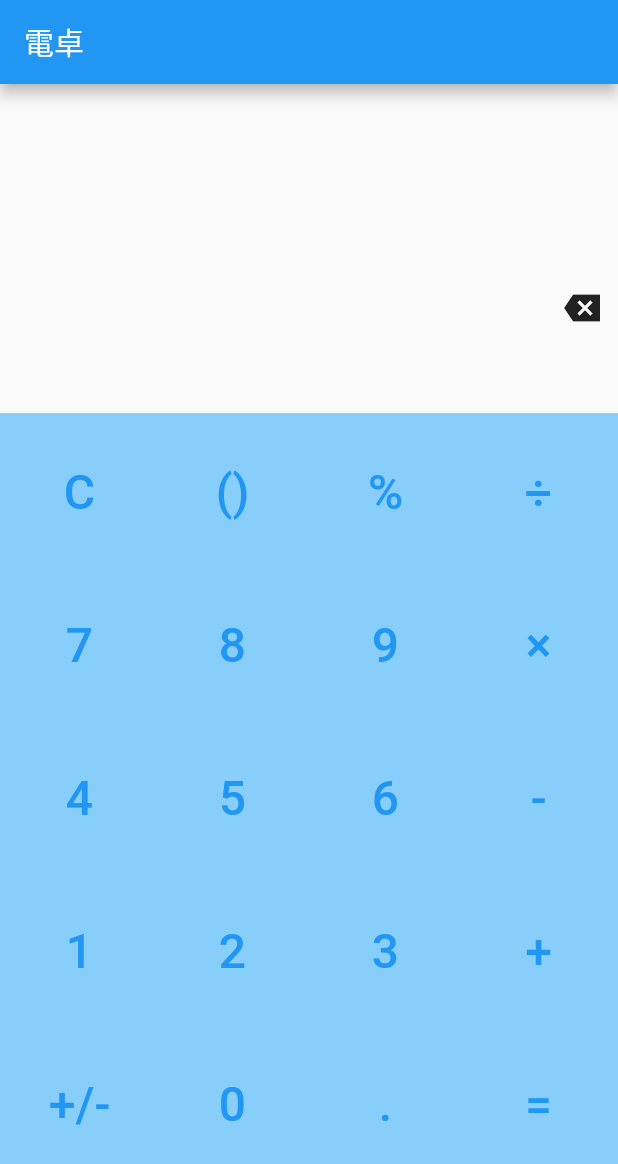
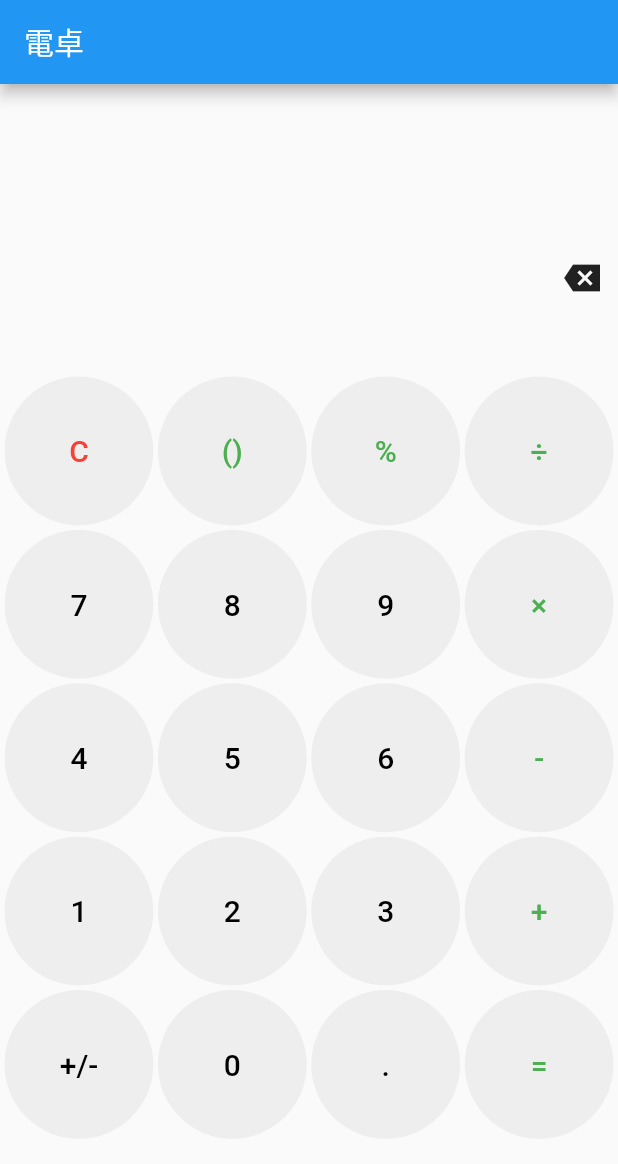
Before and after one commit to hiromu-saito/calculator_app, a Flutter app: the screen it shows after launch, on a phone screen of 412 x 824 dp. Shown: the top 1164 px of the screen. Run offline on Flutter 3.47's test engine with Material 2 defaults, Android fonts, the phone set to English and light mode, and no system bars.

Commit message:
change button color

```diff
--- a/lib/main.dart
+++ b/lib/main.dart
@@ -30,7 +30,7 @@ class TextField extends StatefulWidget {
 class _TextFiledState extends State<TextField> {
   String _expression = '';
 
-  void _UpdateText(String letter) {
+  void _updateText(String letter) {
     setState(() {
       if (letter == 'C')
         _expression = '';
@@ -53,7 +53,7 @@ class _TextFiledState extends State<TextField> {
   Widget build(BuildContext context) {
     // any code
     return Expanded(
-      flex: 2,
+      flex: 1,
       child: Container(
           child: Column(
         children: [
@@ -65,7 +65,7 @@ class _TextFiledState extends State<TextField> {
             ),
           ),
           Container(
-            padding: EdgeInsets.only(top: 50),
+            padding: EdgeInsets.only(top: 30),
             child: Align(
               alignment: Alignment.centerRight,
               child: IconButton(
@@ -76,8 +76,9 @@ class _TextFiledState extends State<TextField> {
                         _expression.substring(0, _expression.length - 1);
                   });
                 },
-                )),
-          )
+              ),
+            ),
+          ),
         ],
       )),
     );
@@ -87,7 +88,7 @@ class _TextFiledState extends State<TextField> {
 
   @override
   void initState() {
-    controller.stream.listen((event) => _UpdateText(event));
+    controller.stream.listen((event) => _updateText(event));
     controller.stream.listen((event) => Calculator.getKey(event));
   }
 }
@@ -97,41 +98,38 @@ class Keyboard extends StatelessWidget {
   @override
   Widget build(BuildContext context) {
     return Expanded(
-      flex: 5,
-      // child: Center(
+      flex: 3,
       child: Container(
-        color: Color(0xff87cefa),
+        // color: Color(0xff87cefa),
         child: GridView.count(
           padding: EdgeInsets.all(3),
           crossAxisCount: 4,
-          mainAxisSpacing: 2.0,
-          crossAxisSpacing: 2.0,
+          mainAxisSpacing: 3.0,
+          crossAxisSpacing: 3.0,
           children: [
-            'C',
-            '()',
-            '%',
-            '÷',
-            '7',
-            '8',
-            '9',
-            '×',
-            '4',
-            '5',
-            '6',
-            '-',
-            '1',
-            '2',
-            '3',
-            '+',
-            '+/-',
-            '0',
-            '.',
-            '=',
-          ].map((key) {
+            ButtonProperty('C', Colors.red),
+            ButtonProperty('()', Colors.green),
+            ButtonProperty('%', Colors.green),
+            ButtonProperty('÷', Colors.green),
+            ButtonProperty('7', Colors.black),
+            ButtonProperty('8', Colors.black),
+            ButtonProperty('9', Colors.black),
+            ButtonProperty('×', Colors.green),
+            ButtonProperty('4', Colors.black),
+            ButtonProperty('5', Colors.black),
+            ButtonProperty('6', Colors.black),
+            ButtonProperty('-', Colors.green),
+            ButtonProperty('1', Colors.black),
+            ButtonProperty('2', Colors.black),
+            ButtonProperty('3', Colors.black),
+            ButtonProperty('+', Colors.green),
+            ButtonProperty('+/-', Colors.black),
+            ButtonProperty('0', Colors.black),
+            ButtonProperty('.', Colors.black),
+            ButtonProperty('=', Colors.green),
+          ].map((buttonProperty) {
             return GridTile(
-              child: Button(
-                key,
-              ),
+              child: Button(buttonProperty.key, buttonProperty.color),
             );
           }).toList(),
         ),
@@ -142,26 +140,40 @@ class Keyboard extends StatelessWidget {
   }
 }
 
+class ButtonProperty {
+  String _key;
+  Color _color;
+  String get key => _key;
+  Color get color => _color;
+
+  ButtonProperty(this._key, this._color);
+}
+
 //　キーボタン
 class Button extends StatelessWidget {
   final _key;
-  Button(this._key);
+  final _color;
+  Button(this._key, this._color);
 
   @override
   Widget build(BuildContext context) {
-    return Container(
-      child: TextButton(
-        child: Center(
+    return TextButton(
       child: Text(
         _key,
         style: TextStyle(
-              fontSize: 32.0,
-            ),
+          fontSize: 20.0,
+          color: _color,
         ),
       ),
       onPressed: () {
         _TextFiledState.controller.sink.add(_key);
       },
+      style: TextButton.styleFrom(
+        shape: RoundedRectangleBorder(
+          borderRadius: BorderRadius.circular(50.0),
+        ),
+        fixedSize: Size(10, 10),
+        backgroundColor: Colors.grey[200],
       ),
     );
   }
```
Lines whose indentation alone changed are shown as unchanged.
